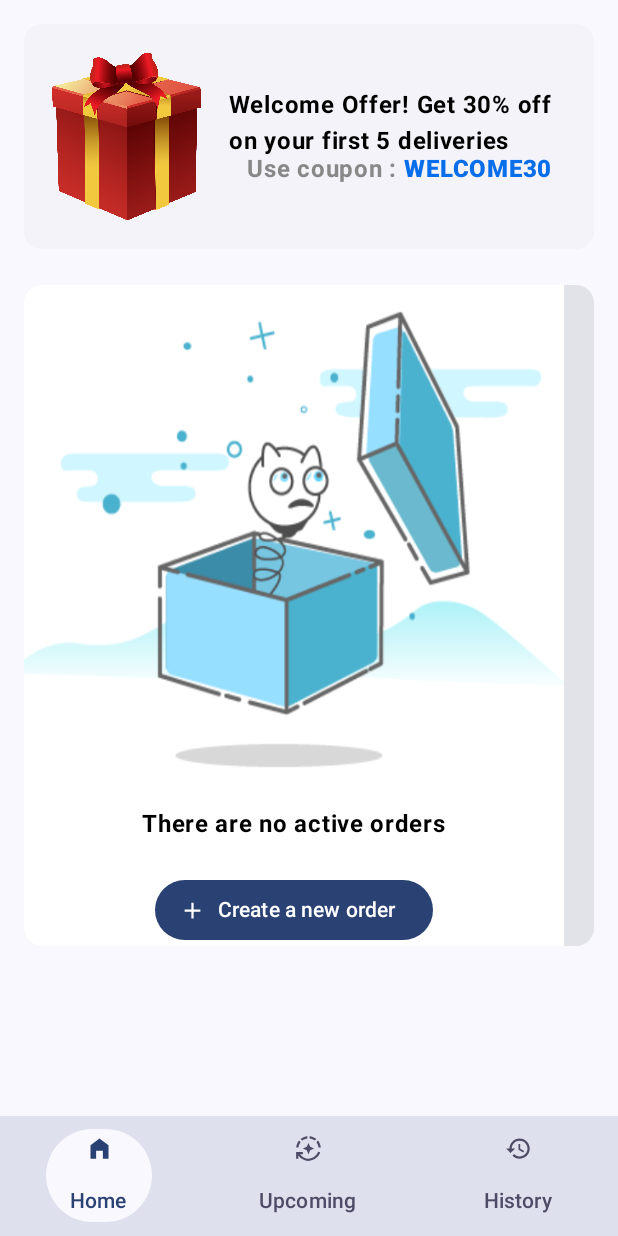
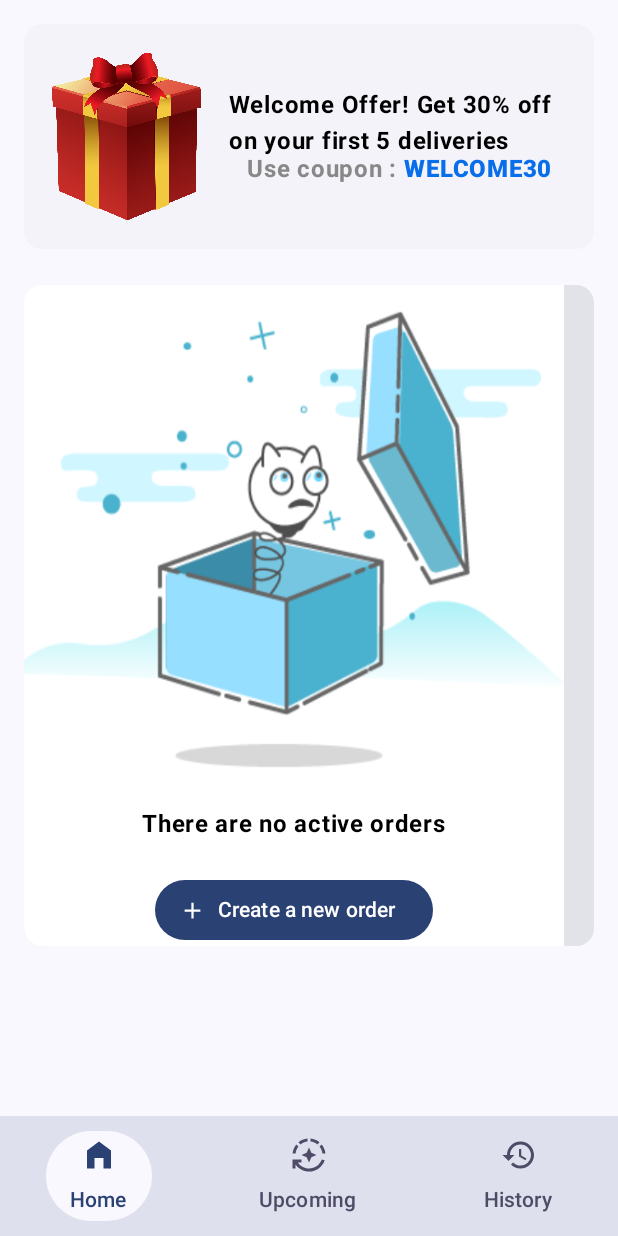
Before and after one commit to sourabhkumar47/PickUpandDrop, an Android app built with Jetpack Compose: the screen it shows after launch (MainActivity), on a phone screen of 412 x 824 dp. Run offline under Robolectric (Android 15) with nearby library versions, the phone set to English and light mode, and no system bars.

Commit message:
fixed nav bar size

```diff
--- a/app/src/main/java/com/example/pickupanddrop/app_navigator/components/BottomNavigation.kt
+++ b/app/src/main/java/com/example/pickupanddrop/app_navigator/components/BottomNavigation.kt
@@ -45,10 +45,10 @@ fun BottomNavigation(
                         Icon(
                             painter = painterResource(id = item.icon),
                             contentDescription = null,
-                            modifier = Modifier.size(IconSize)
+                            modifier = Modifier.size(24.dp)
                         )
 
-                        Spacer(modifier = Modifier.height(16.dp))
+                        Spacer(modifier = Modifier.height(8.dp))
                         Text(text = item.text, style = MaterialTheme.typography.labelLarge)
                     }
                 },
```
